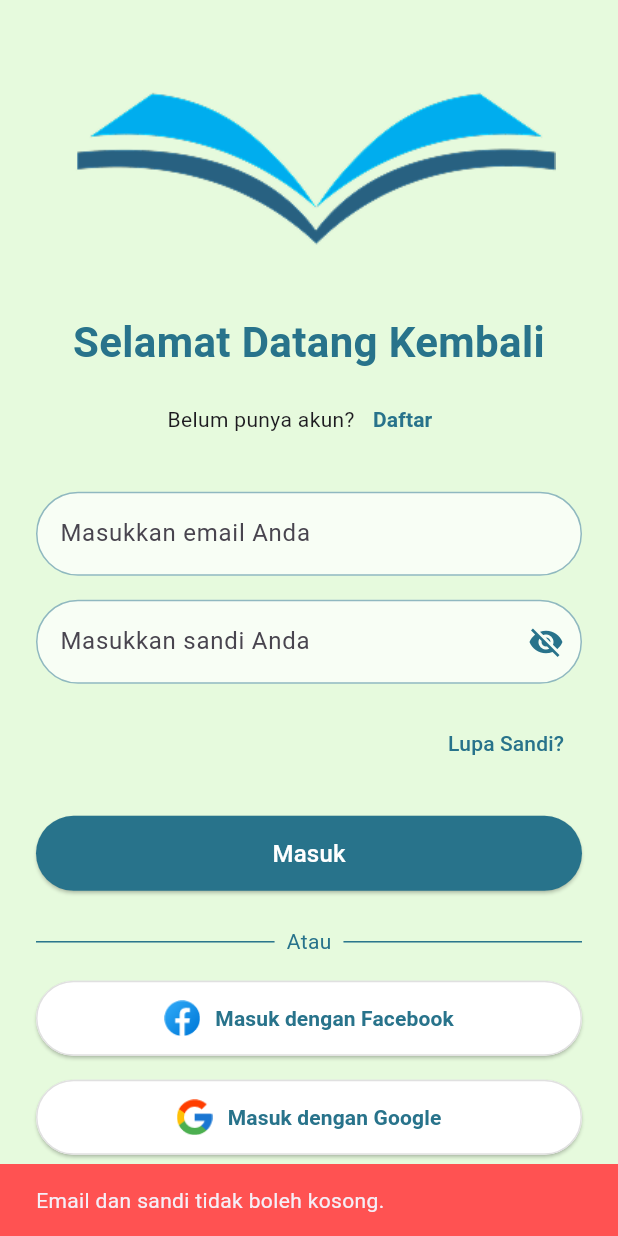
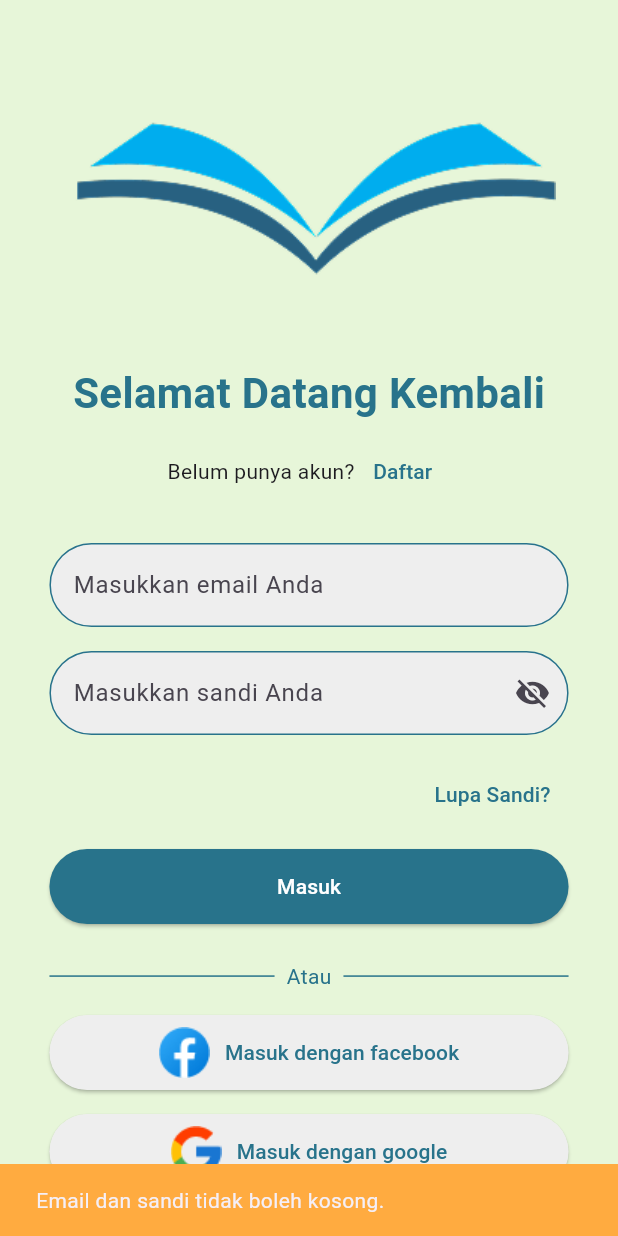
Before and after one commit to NO1D1ON/Q_Baca, a Flutter app: the LoginPage screen opened directly, after a tap on "Masuk", on a phone screen of 412 x 824 dp. Run offline on Flutter 3.47's test engine with Material 3 defaults, Android fonts, the phone set to English and light mode, and no system bars; our stand-ins replace dio, google_fonts, shared_preferences, shimmer; accounts and stored records are empty.

Commit message:
Memperbaiki API login

```diff
--- a/lib/pages/loginPages/login.dart
+++ b/lib/pages/loginPages/login.dart
@@ -1,13 +1,10 @@
 import 'package:flutter/material.dart';
-import 'package:http/http.dart' as http;
-import 'dart:convert';
+import 'package:dio/dio.dart'; // Mengganti http dengan dio
 
-// Ganti dengan path file Anda yang sebenarnya
 import 'package:q_baca/pages/loginPages/register.dart';
 import 'package:q_baca/theme/palette.dart';
 import 'package:q_baca/pages/halamanUtama/homePage.dart';
 
-// --- WIDGET HALAMAN LOGIN (SUDAH DIPERBAIKI) ---
 class LoginPage extends StatefulWidget {
   const LoginPage({super.key});
 
@@ -16,90 +13,84 @@ class LoginPage extends StatefulWidget {
 }
 
 class _LoginPageState extends State<LoginPage> {
-  // Controller untuk mengambil data dari TextField
   final _emailController = TextEditingController();
   final _passwordController = TextEditingController();
+  final Dio _dio = Dio(); // Instansiasi Dio
 
-  // State untuk menampilkan loading indicator saat proses login berjalan
   bool _isLoading = false;
+  String? _errorMessage; // State untuk menyimpan pesan error
 
-  // URL base dari API Laravel Anda.
-  // GANTI DENGAN YANG BENAR:
-  // Emulator Android: 'http://10.0.2.2:8000'
-  // Perangkat Fisik (pastikan 1 jaringan): 'http://[IP_ADDRESS_LAPTOP_ANDA]:8000'
-  final String _apiBaseUrl = 'http://127.0.0.1:8000';
+  final String _apiBaseUrl = 'http://127.0.0.1:8000/api';
 
-  // Fungsi untuk menangani proses login
   Future<void> _login() async {
-    // Validasi input di sisi klien
+    // Hilangkan pesan error sebelumnya saat mencoba login lagi
+    setState(() {
+      _errorMessage = null;
+    });
+
     if (_emailController.text.isEmpty || _passwordController.text.isEmpty) {
       ScaffoldMessenger.of(context).showSnackBar(
         const SnackBar(
           content: Text('Email dan sandi tidak boleh kosong.'),
-          backgroundColor: Colors.redAccent,
+          backgroundColor: Colors.orangeAccent,
         ),
       );
       return;
     }
 
-    // Tampilkan loading
     setState(() {
       _isLoading = true;
     });
 
     try {
-      final response = await http
-          .post(
-            Uri.parse('$_apiBaseUrl/api/login'), // Endpoint login Anda
-            headers: <String, String>{
-              'Content-Type': 'application/json; charset=UTF-8',
-              'Accept': 'application/json',
-            },
-            body: jsonEncode(<String, String>{
-              'email': _emailController.text.trim(),
-              'password': _passwordController.text,
-            }),
-          )
-          .timeout(const Duration(seconds: 10)); // Tambahkan timeout koneksi
+      // Menggunakan Dio untuk request POST
+      final response = await _dio.post(
+        '$_apiBaseUrl/login',
+        data: {
+          'email': _emailController.text,
+          'password': _passwordController.text,
+        },
+        options: Options(headers: {'Accept': 'application/json'}),
+      );
 
       if (mounted) {
-        // Cek apakah widget masih ada di tree
         if (response.statusCode == 200) {
-          // Jika login berhasil
-          // TODO: Simpan token yang diterima dari Laravel
-          // final responseData = jsonDecode(response.body);
-          // final String token = responseData['access_token'];
+          ScaffoldMessenger.of(context).showSnackBar(
+            const SnackBar(
+              content: Text('Login berhasil!'),
+              backgroundColor: Colors.green,
+            ),
+          );
 
           Navigator.pushReplacement(
             context,
             MaterialPageRoute(builder: (context) => const HomePage()),
           );
-        } else {
-          // Jika login gagal (misal: kredensial salah)
-          final errorData = jsonDecode(response.body);
-          final errorMessage =
-              errorData['message'] ??
-              'Login gagal. Periksa kembali email dan sandi Anda.';
-          ScaffoldMessenger.of(context).showSnackBar(
-            SnackBar(
-              content: Text(errorMessage),
-              backgroundColor: Colors.redAccent,
-            ),
-          );
         }
       }
+    } on DioException catch (e) {
+      // Menangani error dari Dio
+      if (mounted) {
+        String errorMessage = 'Terjadi kesalahan pada server.';
+        if (e.response != null) {
+          // Jika ada response error dari server (misal: email/password salah)
+          final errorData = e.response?.data;
+          errorMessage = errorData['message'] ?? 'Email atau sandi salah.';
+        } else {
+          // Error koneksi atau lainnya
+          errorMessage = 'Gagal terhubung ke server. Periksa koneksi Anda.';
+        }
+
+        setState(() {
+          _errorMessage = errorMessage;
+        });
+      }
     } catch (e) {
-      // Tangani error koneksi (timeout, tidak ada internet, dll)
-      if (mounted) {
-        ScaffoldMessenger.of(context).showSnackBar(
-          SnackBar(
-            content: Text('Terjadi kesalahan koneksi: ${e.toString()}'),
-            backgroundColor: Colors.red,
-          ),
-        );
-      }
+      // Menangani error tak terduga lainnya
+      setState(() {
+        _errorMessage = 'Terjadi kesalahan yang tidak diketahui.';
+      });
     } finally {
-      // Sembunyikan loading setelah proses selesai, apapun hasilnya
       if (mounted) {
         setState(() {
           _isLoading = false;
@@ -110,7 +101,6 @@ class _LoginPageState extends State<LoginPage> {
 
   @override
   void dispose() {
-    // Selalu dispose controller untuk menghindari memory leak
     _emailController.dispose();
     _passwordController.dispose();
     super.dispose();
@@ -118,26 +108,28 @@ class _LoginPageState extends State<LoginPage> {
 
   @override
   Widget build(BuildContext context) {
+    // Mengambil ukuran layar untuk responsivitas
+    final screenHeight = MediaQuery.of(context).size.height;
+    final screenWidth = MediaQuery.of(context).size.width;
+
     return Scaffold(
-      backgroundColor: Palette.colorPrimary, // Menggunakan warna dari Palette
+      backgroundColor: const Color(0xFFE7F6D9),
       body: SafeArea(
         child: Center(
           child: SingleChildScrollView(
-            padding: const EdgeInsets.symmetric(
-              horizontal: 24.0,
-              vertical: 32.0,
-            ),
+            padding: EdgeInsets.symmetric(horizontal: screenWidth * 0.08),
             child: Column(
               mainAxisAlignment: MainAxisAlignment.center,
-              crossAxisAlignment: CrossAxisAlignment.stretch,
               children: [
+                SizedBox(height: screenHeight * 0.05),
+                // Gambar yang ukurannya disesuaikan dengan layar
                 Image.asset(
                   'assets/pageIcon/slide1.png',
-                ), // Pastikan path asset benar
-                const SizedBox(height: 32),
+                  height: screenHeight * 0.2, // Tinggi responsif
+                ),
+                SizedBox(height: screenHeight * 0.03),
                 Text(
                   'Selamat Datang Kembali',
-                  textAlign: TextAlign.center,
                   style: TextStyle(
                     fontSize: 28,
                     fontWeight: FontWeight.bold,
@@ -160,10 +152,7 @@ class _LoginPageState extends State<LoginPage> {
                       },
                       child: const Text(
                         'Daftar',
-                        style: TextStyle(
-                          color: Palette.hijauButton,
-                          fontWeight: FontWeight.bold,
-                        ),
+                        style: TextStyle(color: Palette.hijauButton),
                       ),
                     ),
                   ],
@@ -171,49 +160,60 @@ class _LoginPageState extends State<LoginPage> {
                 const SizedBox(height: 24),
                 CustomInputField(
                   label: "Masukkan email Anda",
-                  controller: _emailController, // Hubungkan controller
+                  controller: _emailController,
                   keyboardType: TextInputType.emailAddress,
                 ),
                 CustomInputField(
                   label: "Masukkan sandi Anda",
                   isPassword: true,
-                  controller: _passwordController, // Hubungkan controller
+                  controller: _passwordController,
                 ),
-                Align(
-                  alignment: Alignment.centerRight,
-                  child: TextButton(
-                    onPressed: () {
-                      // TODO: Navigasi ke halaman lupa password
-                    },
-                    child: const Text(
-                      'Lupa Sandi?',
-                      style: TextStyle(color: Palette.hijauButton),
+
+                // Baris untuk menampilkan pesan error dan tombol 'Lupa Sandi'
+                Row(
+                  mainAxisAlignment: MainAxisAlignment.spaceBetween,
+                  children: [
+                    // Tampilkan pesan error jika ada
+                    if (_errorMessage != null)
+                      Expanded(
+                        child: Text(
+                          _errorMessage!,
+                          style: const TextStyle(
+                            color: Colors.red,
+                            fontSize: 12,
+                          ),
+                          overflow: TextOverflow.ellipsis,
+                        ),
+                      ),
+                    const Spacer(), // Memberi jarak
+                    TextButton(
+                      onPressed: () {},
+                      child: const Text(
+                        'Lupa Sandi?',
+                        style: TextStyle(color: Palette.hijauButton),
+                      ),
                     ),
-                  ),
+                  ],
                 ),
-                const SizedBox(height: 24),
-                // Tombol login yang menampilkan loading indicator
+                const SizedBox(height: 12),
                 _isLoading
-                    ? const Center(
-                        child: CircularProgressIndicator(
-                          color: Palette.hijauButton,
-                        ),
+                    ? CircularProgressIndicator(
+                        valueColor: AlwaysStoppedAnimation<Color>(
+                          Palette.hijauButton,
+                        ), // Warna loading diubah
                       )
                     : ElevatedButton(
-                        onPressed: _login, // Panggil fungsi _login
+                        onPressed: _login,
                         style: ElevatedButton.styleFrom(
                           minimumSize: const Size(double.infinity, 50),
                           backgroundColor: Palette.hijauButton,
-                          shape: RoundedRectangleBorder(
-                            borderRadius: BorderRadius.circular(50),
-                          ),
                         ),
                         child: const Text(
                           'Masuk',
-                          style: TextStyle(color: Colors.white, fontSize: 16),
+                          style: TextStyle(color: Colors.white),
                         ),
                       ),
-                const SizedBox(height: 24),
+                SizedBox(height: screenHeight * 0.03),
                 Row(
                   children: const [
                     Expanded(child: Divider(color: Palette.hijauButton)),
@@ -229,20 +229,21 @@ class _LoginPageState extends State<LoginPage> {
                 ),
                 const SizedBox(height: 16),
                 SocialButton(
-                  icon: Image.asset('assets/pageIcon/facebook.png', height: 24),
-                  label: 'Masuk dengan Facebook',
+                  icon: Image.asset('assets/pageIcon/facebook.png'),
+                  label: 'Masuk dengan facebook',
                   labelColor: Palette.hijauButton,
-                  color: Colors.white,
+                  color: Colors.grey.shade200,
                   onTap: () {},
                 ),
                 const SizedBox(height: 16),
                 SocialButton(
-                  icon: Image.asset('assets/pageIcon/google.png', height: 24),
-                  label: 'Masuk dengan Google',
+                  icon: Image.asset('assets/pageIcon/google.png'),
+                  label: 'Masuk dengan google',
                   labelColor: Palette.hijauButton,
-                  color: Colors.white,
+                  color: Colors.grey.shade200,
                   onTap: () {},
                 ),
+                const SizedBox(height: 20),
               ],
             ),
           ),
@@ -252,7 +253,6 @@ class _LoginPageState extends State<LoginPage> {
   }
 }
 
-// --- WIDGET KUSTOM (DENGAN PENYESUAIAN) ---
 class CustomInputField extends StatefulWidget {
   final String label;
   final bool isPassword;
@@ -283,23 +283,22 @@ class _CustomInputFieldState extends State<CustomInputField> {
         obscureText: widget.isPassword ? _obscureText : false,
         keyboardType: widget.keyboardType,
         decoration: InputDecoration(
-          hintText: widget.label, // Menggunakan hintText agar lebih modern
+          labelText: widget.label,
           border: OutlineInputBorder(borderRadius: BorderRadius.circular(50.0)),
           enabledBorder: OutlineInputBorder(
             borderRadius: BorderRadius.circular(50.0),
-            borderSide: BorderSide(color: Palette.hijauButton.withOpacity(0.5)),
+            borderSide: const BorderSide(color: Palette.hijauButton),
           ),
           focusedBorder: OutlineInputBorder(
             borderRadius: BorderRadius.circular(50.0),
-            borderSide: const BorderSide(color: Palette.hijauButton, width: 2),
+            borderSide: const BorderSide(color: Colors.blue),
           ),
           filled: true,
-          fillColor: Colors.white.withOpacity(0.7),
+          fillColor: Colors.grey[200],
           suffixIcon: widget.isPassword
               ? IconButton(
                   icon: Icon(
                     _obscureText ? Icons.visibility_off : Icons.visibility,
-                    color: Palette.hijauButton,
                   ),
                   onPressed: () {
                     setState(() {
@@ -335,23 +334,15 @@ class SocialButton extends StatelessWidget {
     return ElevatedButton(
       onPressed: onTap,
       style: ElevatedButton.styleFrom(
-        elevation: 1.0,
         backgroundColor: color,
         minimumSize: const Size(double.infinity, 50),
-        shape: RoundedRectangleBorder(
-          borderRadius: BorderRadius.circular(50.0),
-          side: BorderSide(color: Colors.grey.shade300),
-        ),
       ),
       child: Row(
         mainAxisAlignment: MainAxisAlignment.center,
         children: [
           icon,
           const SizedBox(width: 10),
-          Text(
-            label,
-            style: TextStyle(color: labelColor, fontWeight: FontWeight.w600),
-          ),
+          Text(label, style: TextStyle(color: labelColor)),
         ],
       ),
     );
```
